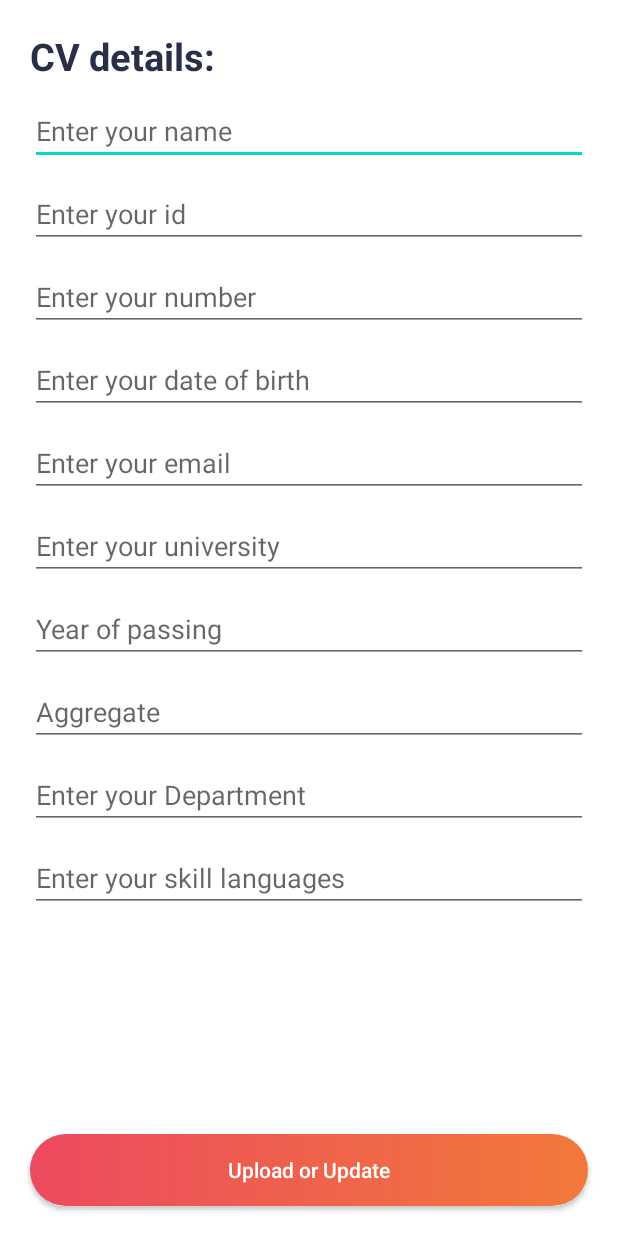
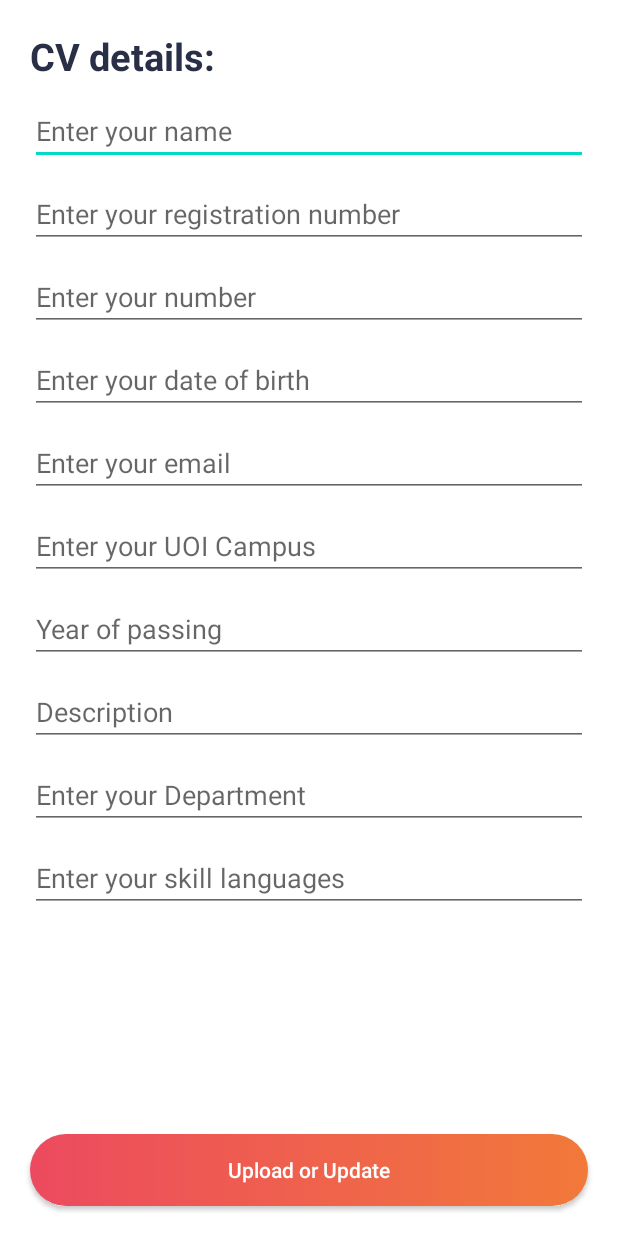
Before and after one commit to Moutamid/CampusSelectionProject, an Android app: the UploadCvActivity screen opened directly, with no data from a screen before it, on a phone screen of 412 x 824 dp. Run offline under Robolectric (Android 15) with nearby library versions, the phone set to English and light mode, and no system bars; our stand-ins replace Firebase (no records; nobody signed in at launch, a user with empty details on screens opened directly).

Commit message:
22 05 2021

```diff
--- a/app/src/main/res/layout/activity_sign_up.xml
+++ b/app/src/main/res/layout/activity_sign_up.xml
@@ -120,6 +120,7 @@
         </LinearLayout>
 
         <LinearLayout
+            android:id="@+id/registration_number_layout_activity_sign_up"
             android:layout_width="match_parent"
             android:layout_height="wrap_content"
             android:layout_marginStart="20dp"
@@ -145,7 +146,7 @@
                 android:layout_marginLeft="10dp"
                 android:background="@color/white"
                 android:hint="Registration number"
-                android:inputType="number"
+                android:inputType="textPersonName"
                 android:textColor="@color/black"
                 android:textColorHint="@color/greyishblue" />
 
--- a/app/src/main/res/layout/activity_upload_cv.xml
+++ b/app/src/main/res/layout/activity_upload_cv.xml
@@ -37,7 +37,7 @@
                 android:layout_width="match_parent"
                 android:layout_height="wrap_content"
                 android:layout_marginTop="10dp"
-                android:hint="Enter your id" />
+                android:hint="Enter your registration number" />
 
             <EditText
                 android:id="@+id/number_edittext_upload_cv"
@@ -65,7 +65,7 @@
                 android:layout_width="match_parent"
                 android:layout_height="wrap_content"
                 android:layout_marginTop="10dp"
-                android:hint="Enter your university" />
+                android:hint="Enter your UOI Campus" />
 
             <EditText
                 android:id="@+id/year_of_pass_edittext_upload_cv"
@@ -79,7 +79,7 @@
                 android:layout_width="match_parent"
                 android:layout_height="wrap_content"
                 android:layout_marginTop="10dp"
-                android:hint="Aggregate" />
+                android:hint="Description" />
 
             <EditText
                 android:id="@+id/department_edittext_upload_cv"
```
Also changed, not shown: app/src/main/java/com/moutamid/campusselectionproject/ActivitySignUp.java (+18 -9 lines).
